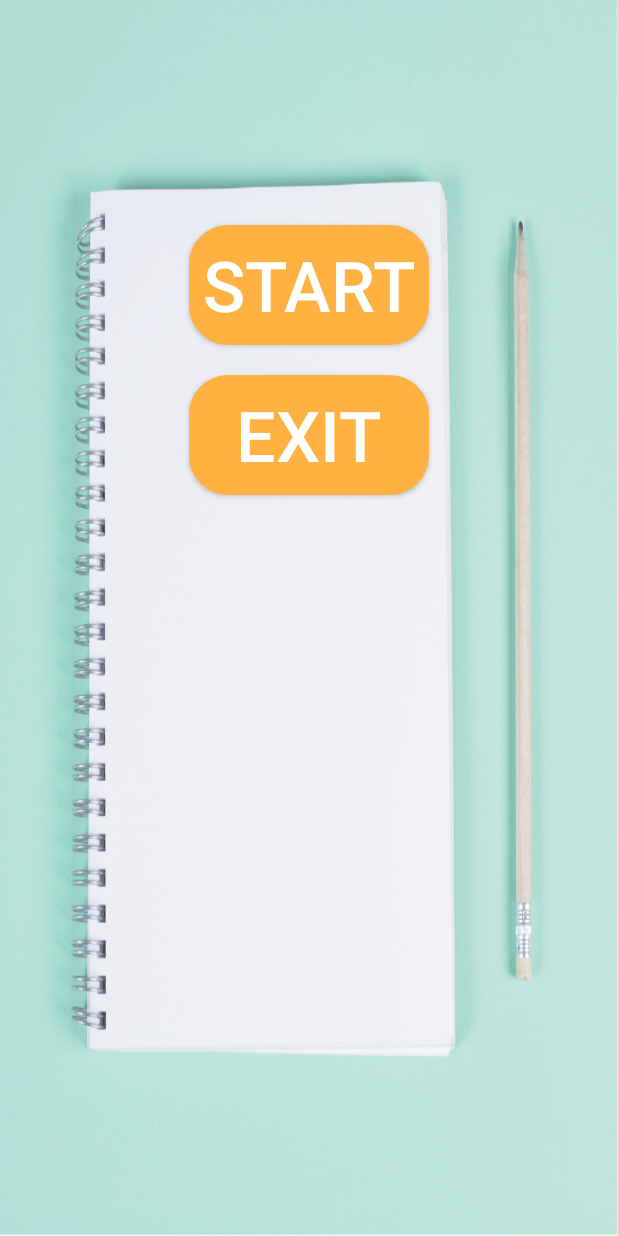
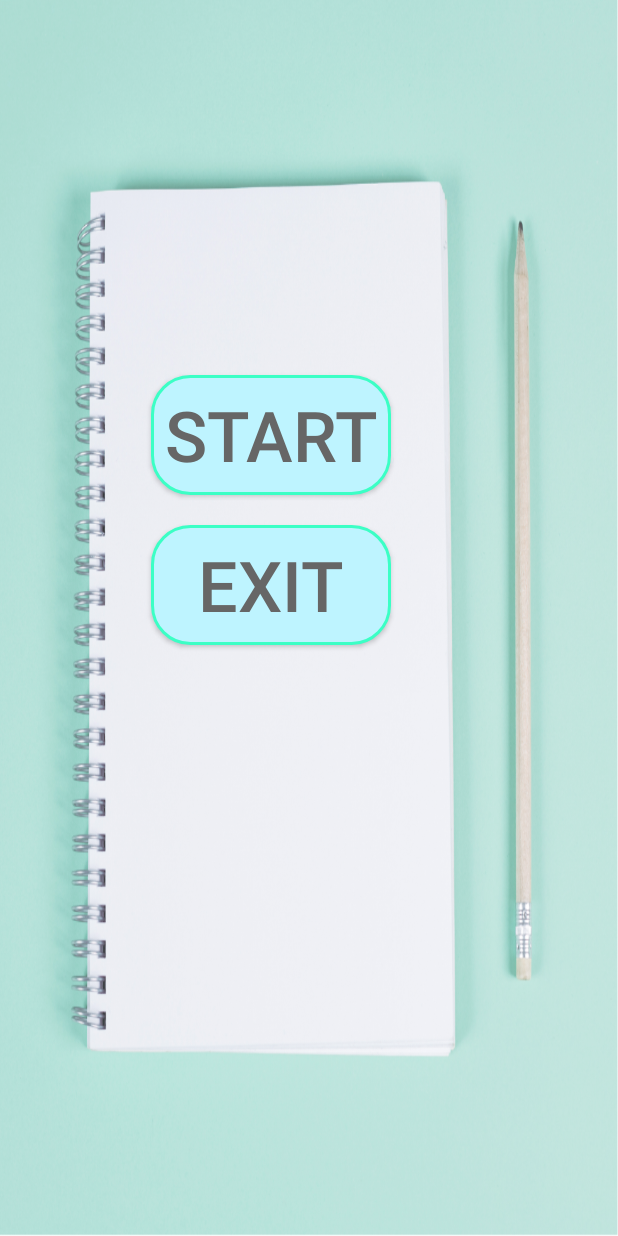
Before and after one commit to Adamalbarisyi/GreetingApps, an Android app: the screen it shows after launch (MainActivity), on a phone screen of 412 x 824 dp. Run offline under Robolectric (Android 15) with nearby library versions, the phone set to English and light mode, and no system bars.

Commit message:
change background main

```diff
--- a/app/src/main/res/drawable/button_layout.xml
+++ b/app/src/main/res/drawable/button_layout.xml
@@ -1,7 +1,7 @@
 <?xml version="1.0" encoding="utf-8"?>
 <shape xmlns:android="http://schemas.android.com/apk/res/android">
-    <stroke android:color="@color/colorAccent"
+    <stroke android:color="#3BFFC5"
         android:width="2dp" />
     <corners android:radius="25dp" />
-    <solid android:color="@color/colorAccent" />
+    <solid android:color="#BEF4FF" />
 </shape>
--- a/app/src/main/res/layout/activity_main.xml
+++ b/app/src/main/res/layout/activity_main.xml
@@ -20,7 +20,8 @@
         android:layout_width="160dp"
         android:layout_height="80dp"
         android:text="@string/start"
-        android:layout_marginTop="150dp"
+        android:layout_marginTop="250dp"
+        android:layout_marginRight="25dp"
         android:textSize="70px"
         android:layout_gravity="center"
         android:textColor="@color/colorWhite"
@@ -32,6 +33,7 @@
             android:layout_height="80dp"
             android:layout_gravity="center"
             android:layout_marginTop="20dp"
+            android:layout_marginRight="25dp"
             android:background="@drawable/button_layout"
             android:text="@string/exit"
             android:textColor="@color/colorWhite"
--- a/app/src/main/res/values/colors.xml
+++ b/app/src/main/res/values/colors.xml
@@ -9,6 +9,6 @@
     <color name="blue">#8bcbf9</color>
     <color name="vote">#666666</color>
     <color name="dateRelease">#888888</color>
-    <color name="colorWhite">#FFFFFF</color>
+    <color name="colorWhite">#666666</color>
 
 </resources>
```
Lines whose indentation alone changed are shown as unchanged.
